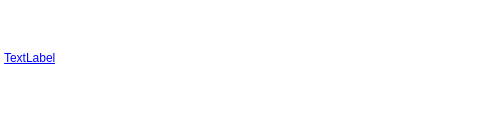
Before: the Qt Designer form subtitlewidget.ui in Guid75/betaseeker, drawn with Qt 5.
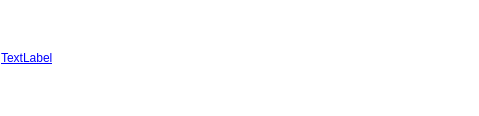
After: the same form once the commit is applied.

```diff
--- a/subtitlewidget.ui
+++ b/subtitlewidget.ui
@@ -18,16 +18,16 @@
   </property>
   <layout class="QGridLayout" name="gridLayout">
    <property name="leftMargin">
-    <number>4</number>
+    <number>1</number>
    </property>
    <property name="topMargin">
-    <number>4</number>
+    <number>2</number>
    </property>
    <property name="rightMargin">
-    <number>4</number>
+    <number>1</number>
    </property>
    <property name="bottomMargin">
-    <number>4</number>
+    <number>2</number>
    </property>
    <item row="0" column="0">
     <widget class="QLabel" name="label">
```
